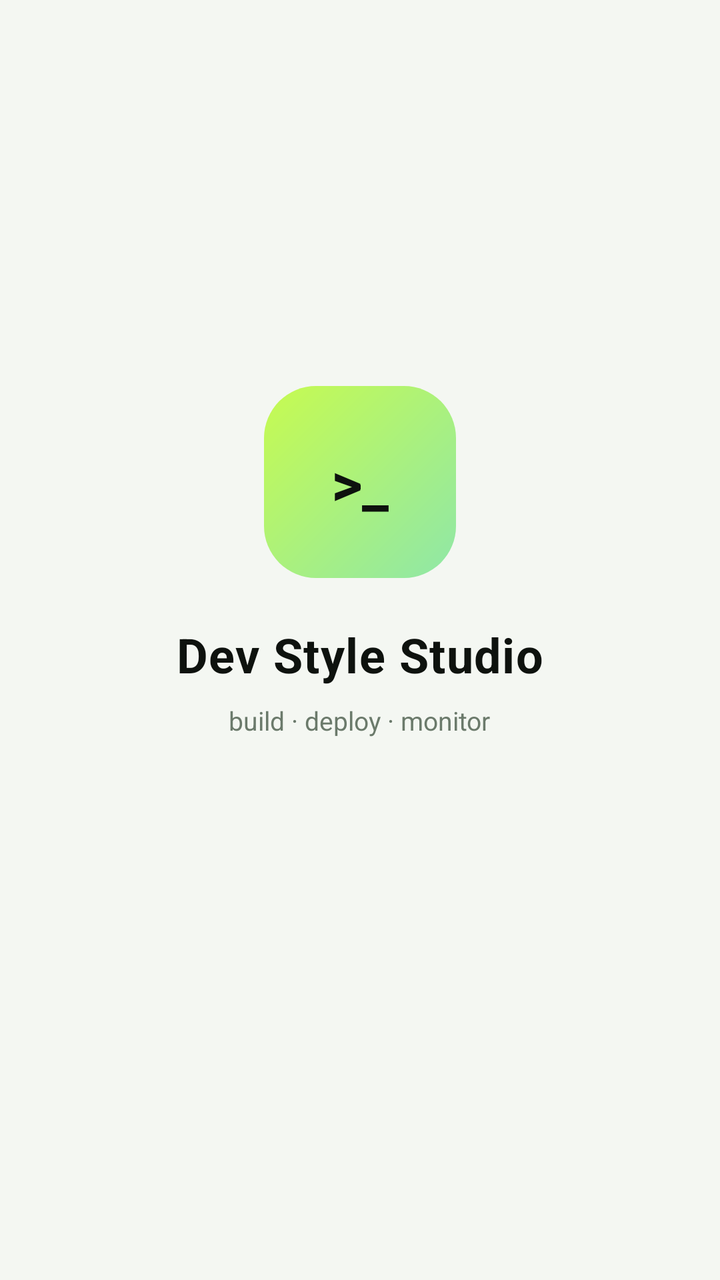
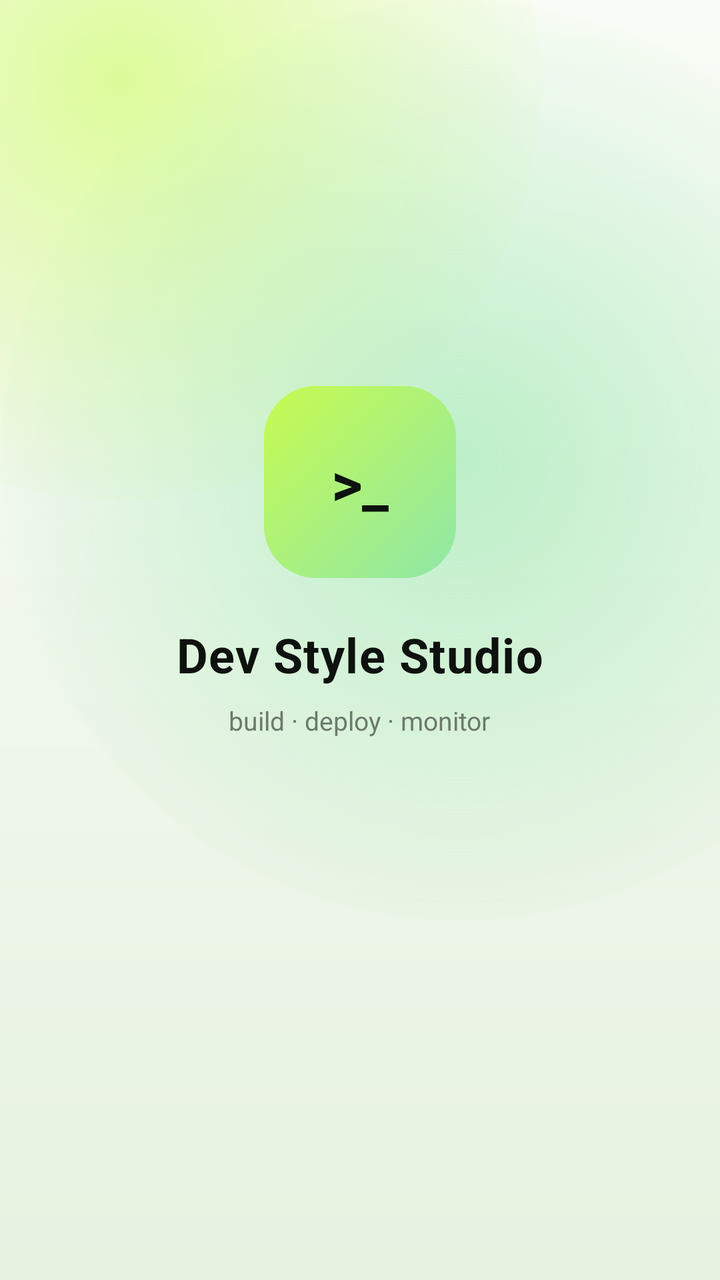

Compare the two renders of this Android layout. The source of the first and the diff that turns it into the second are given below.
<!-- AndroidManifest.xml: activity theme Theme.DevStyle.Splash -->
<!-- res/layout/activity_splash.xml -->
<?xml version="1.0" encoding="utf-8"?>
<LinearLayout xmlns:android="http://schemas.android.com/apk/res/android"
  android:layout_width="match_parent"
  android:layout_height="match_parent"
  android:background="@color/screen"
  android:gravity="center"
  android:orientation="vertical"
  android:padding="32dp">

  <TextView
    android:id="@+id/splashMark"
    android:layout_width="96dp"
    android:layout_height="96dp"
    android:background="@drawable/bg_splash_mark"
    android:gravity="center"
    android:text="&gt;_"
    android:textColor="@color/ink"
    android:textSize="30sp"
    android:textStyle="bold" />

  <TextView
    android:id="@+id/splashTitle"
    android:layout_width="wrap_content"
    android:layout_height="wrap_content"
    android:layout_marginTop="22dp"
    android:letterSpacing="0.02"
    android:text="Dev Style Studio"
    android:textColor="@color/ink"
    android:textSize="24sp"
    android:textStyle="bold" />

  <TextView
    android:id="@+id/splashSubtitle"
    android:layout_width="wrap_content"
    android:layout_height="wrap_content"
    android:layout_marginTop="8dp"
    android:text="build · deploy · monitor"
    android:textColor="@color/muted"
    android:textSize="13sp" />

  <ProgressBar
    android:id="@+id/splashBar"
    android:layout_width="140dp"
    android:layout_height="wrap_content"
    android:layout_marginTop="30dp"
    android:indeterminateTint="@color/limeDeep" />
</LinearLayout>
<!-- resources referenced by this layout -->
<resources>
  <color name="ink">#0E120E</color>
  <color name="limeDeep">#5C8A10</color>
  <color name="muted">#6B7A6B</color>
  <color name="screen">#F4F7F2</color>
  <!-- drawable bg_splash_mark (drawable) -->
  <?xml version="1.0" encoding="utf-8"?>
  <shape xmlns:android="http://schemas.android.com/apk/res/android"
    android:shape="rectangle">
    <gradient
      android:angle="315"
      android:endColor="@color/emerald"
      android:startColor="@color/lime" />
    <corners android:radius="26dp" />
  </shape>
  <style name="Theme.DevStyle.Splash" parent="Theme.DevStyle">
      <item name="android:windowBackground">@color/screen</item>
      <item name="android:windowNoTitle">true</item>
    </style>
  <color name="emerald">#8FE7A8</color>
  <color name="lime">#C7FB50</color>
  <style name="Theme.DevStyle" parent="Theme.MaterialComponents.Light.NoActionBar">
      <item name="android:windowBackground">@color/screen</item>
      <item name="android:statusBarColor">@color/screen</item>
      <item name="android:navigationBarColor">@color/card</item>
      <item name="android:windowLightStatusBar">true</item>
      <item name="colorAccent">@color/limeDeep</item>
      <item name="colorPrimary">@color/ink</item>
      <item name="colorPrimaryVariant">@color/ink</item>
      <item name="colorOnPrimary">@color/card</item>
      <item name="colorSecondary">@color/limeDeep</item>
      <item name="android:textColorPrimary">@color/ink</item>
    </style>
  <color name="card">#FFFFFF</color>
</resources>

<!-- the commit's change to res/layout/activity_splash.xml (unified diff, before → after) -->
@@ -2,7 +2,7 @@
 <LinearLayout xmlns:android="http://schemas.android.com/apk/res/android"
   android:layout_width="match_parent"
   android:layout_height="match_parent"
-  android:background="@color/screen"
+  android:background="@drawable/bg_screen"
   android:gravity="center"
   android:orientation="vertical"
   android:padding="32dp">
<!-- resource entries referenced after the edit -->
@@ -3,6 +3,44 @@
   <color name="ink">#0E120E</color>
   <color name="limeDeep">#5C8A10</color>
   <color name="muted">#6B7A6B</color>
+  <!-- drawable bg_screen (drawable) -->
+  <?xml version="1.0" encoding="utf-8"?>
+  <layer-list xmlns:android="http://schemas.android.com/apk/res/android">
+    <item>
+      <shape android:shape="rectangle">
+        <gradient
+          android:angle="270"
+          android:endColor="#E7F2E1"
+          android:startColor="#F9FCF6" />
+      </shape>
+    </item>
+    <item
+      android:height="420dp"
+      android:left="-150dp"
+      android:top="-170dp"
+      android:width="420dp">
+      <shape android:shape="oval">
+        <gradient
+          android:endColor="#00C7FB50"
+          android:gradientRadius="220dp"
+          android:startColor="#8CC7FB50"
+          android:type="radial" />
+      </shape>
+    </item>
+    <item
+      android:bottom="-190dp"
+      android:height="460dp"
+      android:right="-160dp"
+      android:width="460dp">
+      <shape android:shape="oval">
+        <gradient
+          android:endColor="#008FE7A8"
+          android:gradientRadius="240dp"
+          android:startColor="#8C8FE7A8"
+          android:type="radial" />
+      </shape>
+    </item>
+  </layer-list>
   <color name="screen">#F4F7F2</color>
   <!-- drawable bg_splash_mark (drawable) -->
   <?xml version="1.0" encoding="utf-8"?>
@@ -15,16 +53,18 @@
     <corners android:radius="26dp" />
   </shape>
   <style name="Theme.DevStyle.Splash" parent="Theme.DevStyle">
-      <item name="android:windowBackground">@color/screen</item>
+      <item name="android:windowBackground">@drawable/bg_screen</item>
       <item name="android:windowNoTitle">true</item>
     </style>
   <color name="emerald">#8FE7A8</color>
   <color name="lime">#C7FB50</color>
   <style name="Theme.DevStyle" parent="Theme.MaterialComponents.Light.NoActionBar">
-      <item name="android:windowBackground">@color/screen</item>
-      <item name="android:statusBarColor">@color/screen</item>
-      <item name="android:navigationBarColor">@color/card</item>
+      <item name="android:windowBackground">@drawable/bg_screen</item>
+      <item name="android:statusBarColor">@android:color/transparent</item>
+      <item name="android:navigationBarColor">@color/screen</item>
       <item name="android:windowLightStatusBar">true</item>
+      <item name="android:windowLightNavigationBar">true</item>
+      <item name="android:windowDrawsSystemBarBackgrounds">true</item>
       <item name="colorAccent">@color/limeDeep</item>
       <item name="colorPrimary">@color/ink</item>
       <item name="colorPrimaryVariant">@color/ink</item>
